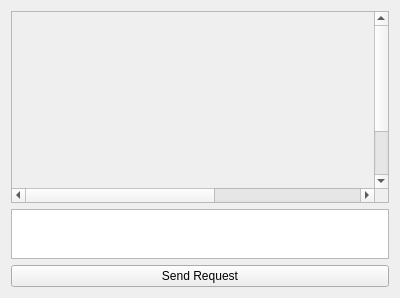
First picture: the form in Gems/GenAIFramework/Code/Source/UI/AIChatWidget.ui, repository RobotecAI/o3de-genai-gems, before the edit.
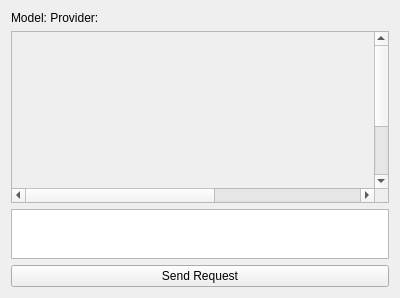
Second picture: the form after the edit.

Commit message: Add full chat creation functionality with picking model/provider

```diff
--- a/Gems/GenAIFramework/Code/Source/UI/AIChatWidget.ui
+++ b/Gems/GenAIFramework/Code/Source/UI/AIChatWidget.ui
@@ -14,6 +14,13 @@
    <string>Form</string>
   </property>
   <layout class="QVBoxLayout" name="verticalLayout">
+   <item>
+    <widget class="QLabel" name="configDescription">
+     <property name="text">
+      <string>Model: Provider:</string>
+     </property>
+    </widget>
+   </item>
    <item>
     <widget class="QScrollArea" name="scrollArea">
      <property name="alignment">
```
The commit also changes 7 other files.
